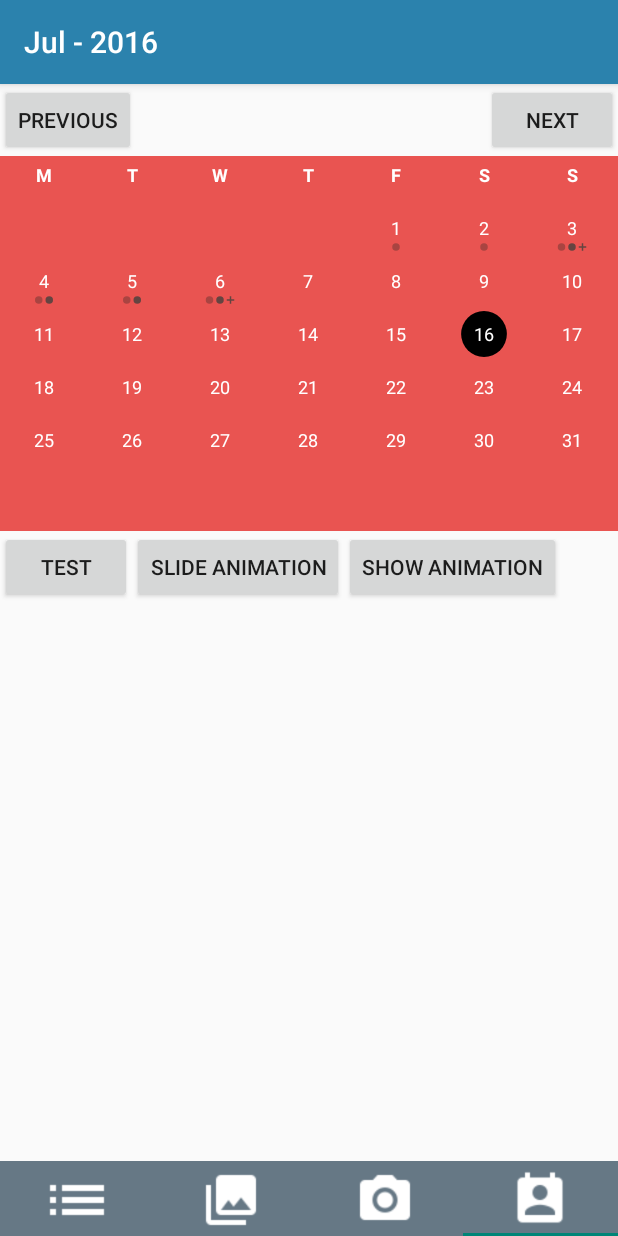
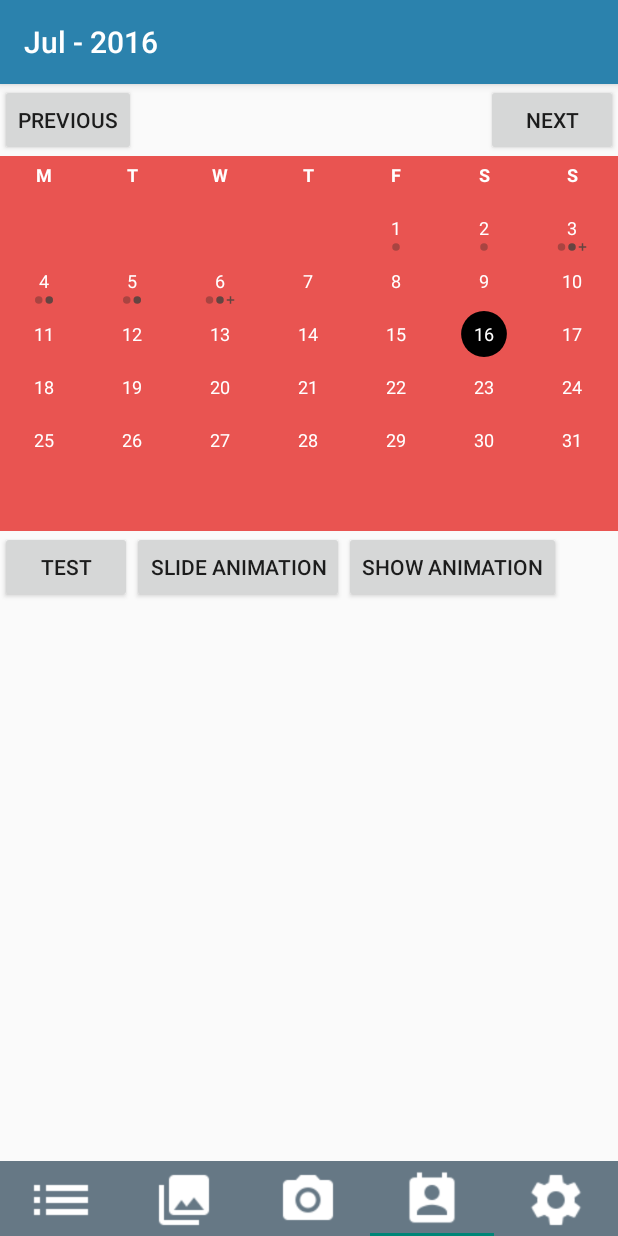
Before and after one commit to bouzinlp/iKK_Go, an Android app: the screen it shows after launch (CalendarActivity), item 4 of the bottom bar chosen, on a phone screen of 412 x 824 dp. Run offline under Robolectric (Android 15) with nearby library versions, the phone set to English and light mode, and no system bars.

Commit message:
add settings' tab

```diff
--- a/app/src/main/java/com/example/nthucs/prototype/Activity/CalendarActivity.java
+++ b/app/src/main/java/com/example/nthucs/prototype/Activity/CalendarActivity.java
@@ -18,7 +18,7 @@ import android.widget.ListView;
 import com.example.nthucs.prototype.Calendar.CompactCalendarView;
 import com.example.nthucs.prototype.R;
 import com.example.nthucs.prototype.Utility.Event;
-import com.example.nthucs.prototype.Utility.ViewPagerAdapter;
+import com.example.nthucs.prototype.TabsBar.ViewPagerAdapter;
 
 import java.text.SimpleDateFormat;
 import java.util.ArrayList;
@@ -37,9 +37,10 @@ public class CalendarActivity  extends AppCompatActivity {
     private SimpleDateFormat dateFormatForMonth = new SimpleDateFormat("MMM - yyyy", Locale.getDefault());
     private boolean shouldShow = false;
 
-    // take action's number
+    // action number for every activity
     private static final int SCAN_FOOD = 2;
     private static final int TAKE_PHOTO = 3;
+    private static final int SETTINGS = 5;
 
     // element for the bottom of the tab content
     private ViewPager viewPager;
@@ -247,6 +248,9 @@ public class CalendarActivity  extends AppCompatActivity {
                             Intent intent_camera = new Intent("com.example.nthucs.prototype.TAKE_PICT");
                             startActivityForResult(intent_camera, SCAN_FOOD);
                         } else if (tab.getPosition() == 3) {
+                        } else if (tab.getPosition() == 4) {
+                            Intent intent_settings = new Intent("com.example.nthucs.prototype.SETTINGS");
+                            startActivityForResult(intent_settings, SETTINGS);
                         }
                         //System.out.println(tab.getPosition());
                     }
--- a/app/src/main/java/com/example/nthucs/prototype/Activity/MainActivity.java
+++ b/app/src/main/java/com/example/nthucs/prototype/Activity/MainActivity.java
@@ -19,7 +19,7 @@ import com.example.nthucs.prototype.FoodList.Food;
 import com.example.nthucs.prototype.FoodList.FoodAdapter;
 import com.example.nthucs.prototype.FoodList.FoodDAO;
 import com.example.nthucs.prototype.R;
-import com.example.nthucs.prototype.Utility.ViewPagerAdapter;
+import com.example.nthucs.prototype.TabsBar.ViewPagerAdapter;
 
 import java.io.IOException;
 import java.io.InputStreamReader;
@@ -49,6 +49,7 @@ public class MainActivity extends AppCompatActivity {
     private static final int SCAN_FOOD = 2;
     private static final int TAKE_PHOTO = 3;
     private static final int CALENDAR = 4;
+    private static final int SETTINGS = 5;
 
     private int selectedCount = 0;
 
@@ -155,7 +156,6 @@ public class MainActivity extends AppCompatActivity {
     private void openFoodCalCsv() throws IOException {
         System.out.println("@@@@@@@");
         foodCalReader = new CSVReader(new InputStreamReader(getAssets().open("sports_cal.csv")));
-
         System.out.println("@@@@@@@");
 
         String [] nextLine;
@@ -201,6 +201,9 @@ public class MainActivity extends AppCompatActivity {
                         } else if (tab.getPosition() == 3) {
                             Intent intent_calendar = new Intent("com.example.nthucs.prototype.CALENDAR");
                             startActivityForResult(intent_calendar, CALENDAR);
+                        } else if (tab.getPosition() == 4) {
+                            Intent intent_settings = new Intent("com.example.nthucs.prototype.SETTINGS");
+                            startActivityForResult(intent_settings, SETTINGS);
                         }
                         //System.out.println(tab.getPosition());
                     }
--- a/app/src/main/java/com/example/nthucs/prototype/Utility/ViewPagerAdapter.java
+++ b/app/src/main/java/com/example/nthucs/prototype/TabsBar/ViewPagerAdapter.java
@@ -1,4 +1,4 @@
-package com.example.nthucs.prototype.Utility;
+package com.example.nthucs.prototype.TabsBar;
 
 import android.content.Context;
 import android.support.v4.app.Fragment;
@@ -14,7 +14,7 @@ import com.example.nthucs.prototype.R;
  */
 public class ViewPagerAdapter extends FragmentPagerAdapter {
 
-    private final String[] tabTitles = { "Tab1", "Tab2", "Tab3", "Tab4"};
+    private final String[] tabTitles = { "Tab1", "Tab2", "Tab3", "Tab4", "Tab5"};
     private Context context;
 
     public ViewPagerAdapter(FragmentManager fm, Context context) {
@@ -32,6 +32,8 @@ public class ViewPagerAdapter extends FragmentPagerAdapter {
             v = LayoutInflater.from(context).inflate(R.layout.camera_tab, null);
         } else if (position == 3) {
             v = LayoutInflater.from(context).inflate(R.layout.calendar_tab, null);
+        } else if (position == 4) {
+            v = LayoutInflater.from(context).inflate(R.layout.settings_tab, null);
         }
         return v;
     }
--- /dev/null
+++ b/app/src/main/res/layout/settings_tab.xml
@@ -0,0 +1,15 @@
+<?xml version="1.0" encoding="utf-8"?>
+<LinearLayout xmlns:android="http://schemas.android.com/apk/res/android"
+    android:orientation="vertical"
+    android:layout_width="match_parent"
+    android:layout_height="match_parent"
+    android:gravity="center">
+
+    <ImageView
+        android:layout_marginTop="2dp"
+        android:id="@+id/library_tab"
+        android:src="@drawable/ic_settings_white_48dp"
+        android:layout_width="40dp"
+        android:layout_height="40dp" />
+
+</LinearLayout>
```
Also changed, not shown: app/src/main/AndroidManifest.xml (+9 -0 lines), app/src/main/java/com/example/nthucs/prototype/Activity/SettingsActivity.java (added, +23 -0 lines), app/src/main/java/com/example/nthucs/prototype/TabsBar/TabFragment.java (renamed from app/src/main/java/com/example/nthucs/prototype/Utility/TabFragment.java, +1 -7 lines), app/src/main/res/layout/activity_settings.xml (added, +33 -0 lines).
